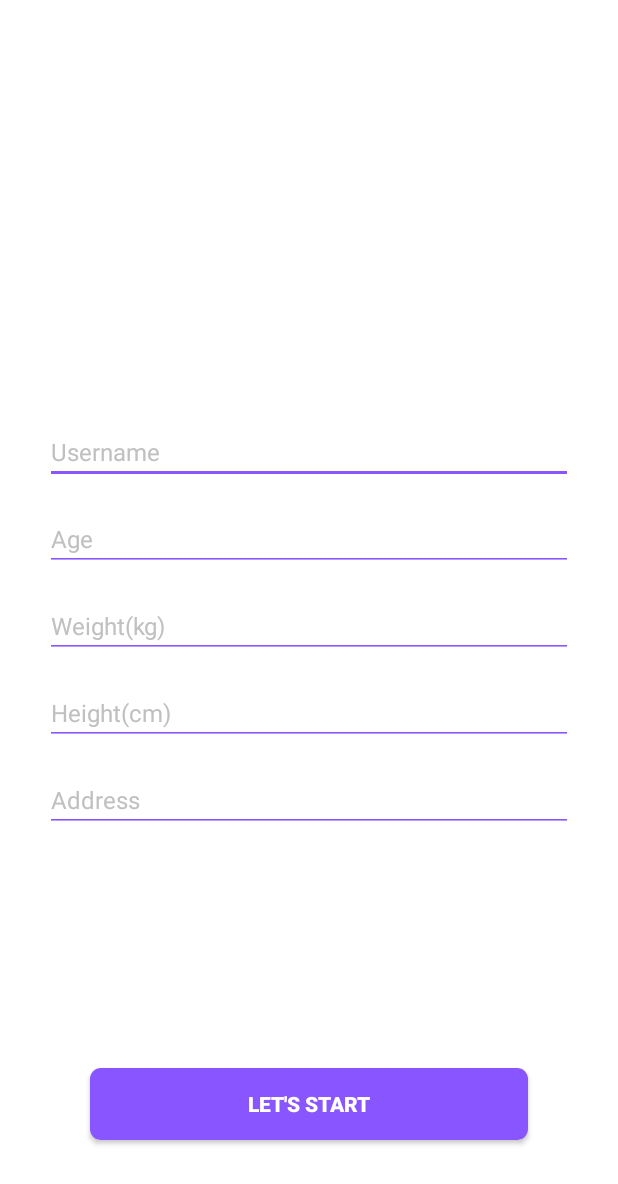
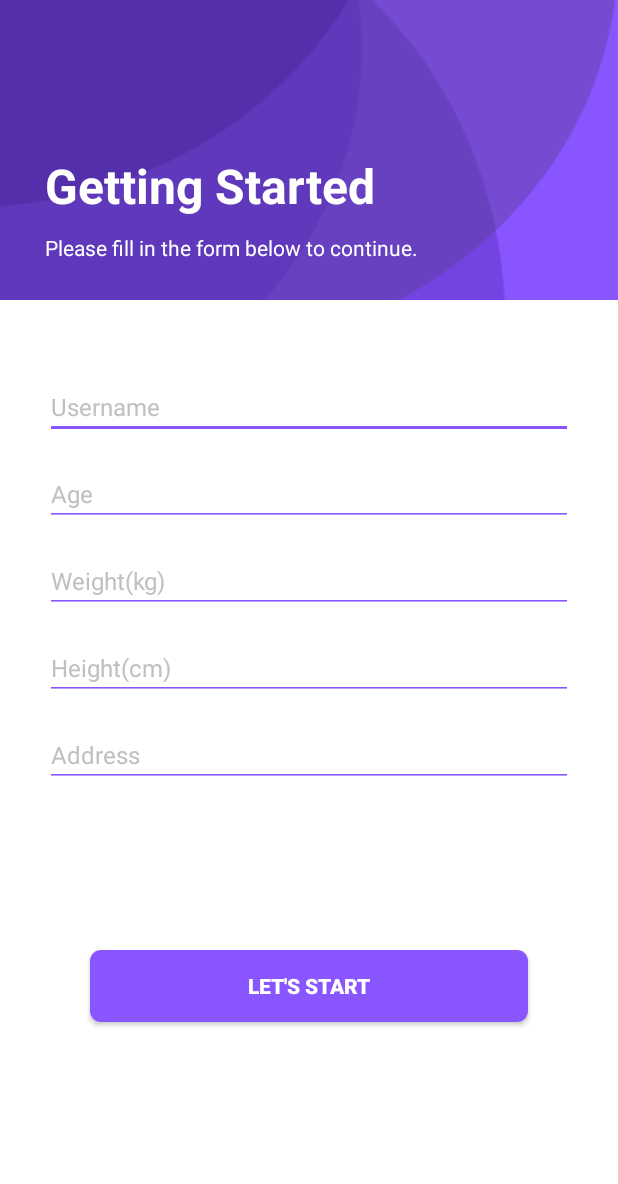
Before and after one commit to jokizly0212/marathonApplication, an Android app: the screen it shows after launch (MainActivity), on a phone screen of 412 x 824 dp. Shown: the top 1184 px of the screen. Run offline under Robolectric (Android 15) with nearby library versions, the phone set to English and light mode, and no system bars.

Commit message:
Adjust the layout, show the card details

```diff
--- a/app/src/main/res/layout/fragment_register.xml
+++ b/app/src/main/res/layout/fragment_register.xml
@@ -17,7 +17,7 @@
         app:layout_constraintEnd_toEndOf="parent"
         app:layout_constraintStart_toStartOf="parent"
         app:layout_constraintTop_toTopOf="parent"
-        tools:src="@drawable/marathonbg" />
+        android:src="@drawable/top_bg" />
 
     <TextView
         android:id="@+id/textView"
@@ -25,11 +25,24 @@
         android:layout_height="wrap_content"
         android:layout_marginStart="30dp"
         android:layout_marginLeft="30dp"
-        android:layout_marginBottom="30dp"
+        android:layout_marginBottom="10dp"
         android:text="Getting Started"
         android:textColor="#fff"
         android:textSize="32sp"
         android:textStyle="bold"
+        app:layout_constraintBottom_toTopOf="@+id/textView2"
+        app:layout_constraintStart_toStartOf="parent" />
+
+    <TextView
+        android:id="@+id/textView2"
+        android:layout_width="wrap_content"
+        android:layout_height="wrap_content"
+        android:layout_marginStart="30dp"
+        android:layout_marginLeft="30dp"
+        android:layout_marginBottom="25dp"
+        android:text="@string/getting_started_des"
+        android:textColor="#ffffff"
+        android:textSize="14sp"
         app:layout_constraintBottom_toBottomOf="@+id/background"
         app:layout_constraintStart_toStartOf="parent" />
 
@@ -40,7 +53,7 @@
         android:layout_height="wrap_content"
         android:layout_marginStart="30dp"
         android:layout_marginLeft="30dp"
-        android:layout_marginTop="80dp"
+        android:layout_marginTop="50dp"
         android:layout_marginEnd="30dp"
         android:layout_marginRight="30dp"
         android:backgroundTint="@color/marathonPrimary"
@@ -142,7 +155,7 @@
         android:layout_gravity="start"
         android:layout_marginStart="60dp"
         android:layout_marginLeft="60dp"
-        android:layout_marginTop="16dp"
+        android:layout_marginTop="30dp"
         android:layout_marginEnd="60dp"
         android:layout_marginRight="60dp"
         android:layout_marginBottom="64dp"
@@ -153,7 +166,7 @@
         app:layout_constraintBottom_toBottomOf="parent"
         app:layout_constraintEnd_toEndOf="parent"
         app:layout_constraintStart_toStartOf="parent"
-        app:layout_constraintTop_toBottomOf="@+id/passwordText" />
+        app:layout_constraintTop_toBottomOf="@+id/addressText" />
 
 
 
--- a/app/src/main/res/values/colors.xml
+++ b/app/src/main/res/values/colors.xml
@@ -6,5 +6,6 @@
 
     <color name="marathonPrimary">#8955ff</color>
     <color name="marathonGrey">#C0C0C0</color>
+    <color name="marathonBlack">#0E0720</color>
 
 </resources>
--- a/app/src/main/res/values/strings.xml
+++ b/app/src/main/res/values/strings.xml
@@ -19,4 +19,6 @@
     <string name="height">Height(cm)</string>
     <string name="address">Address</string>
     <string name="register_btn">Let\'s Start</string>
+    <string name="getting_started_des">Please fill in the form below to continue.</string>
+    <string name="popular_event">Popular Events</string>
 </resources>
--- a/app/src/main/res/values/styles.xml
+++ b/app/src/main/res/values/styles.xml
@@ -4,7 +4,7 @@
     <style name="AppTheme" parent="Theme.AppCompat.Light.NoActionBar">
         <!-- Customize your theme here. -->
         <item name="colorPrimary">@color/colorPrimary</item>
-        <item name="colorPrimaryDark">@color/colorPrimaryDark</item>
+        <item name="colorPrimaryDark">@color/colorPrimary</item>
         <item name="colorAccent">@color/colorAccent</item>
     </style>
 
```
Also changed, not shown: app/src/main/res/layout/fragment_requests.xml (+18 -3 lines), app/src/main/res/layout/request_item.xml (+18 -11 lines), app/src/main/res/drawable/marathonbg.jpg (deleted), app/src/main/res/drawable/top_bg.png (added).
